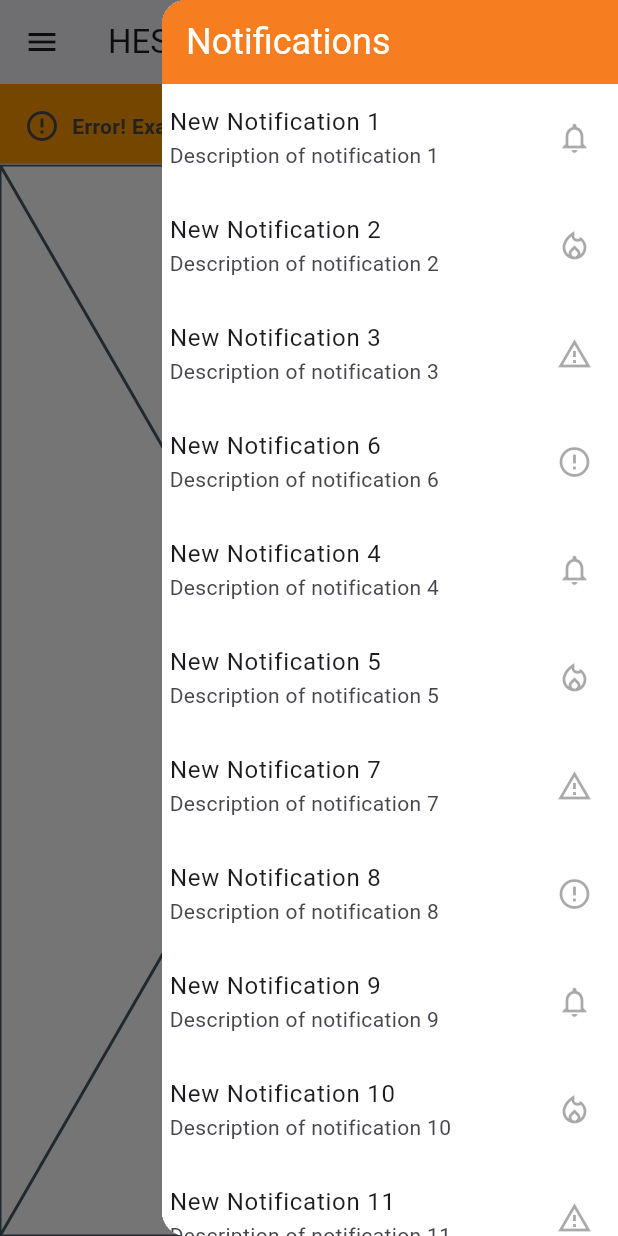
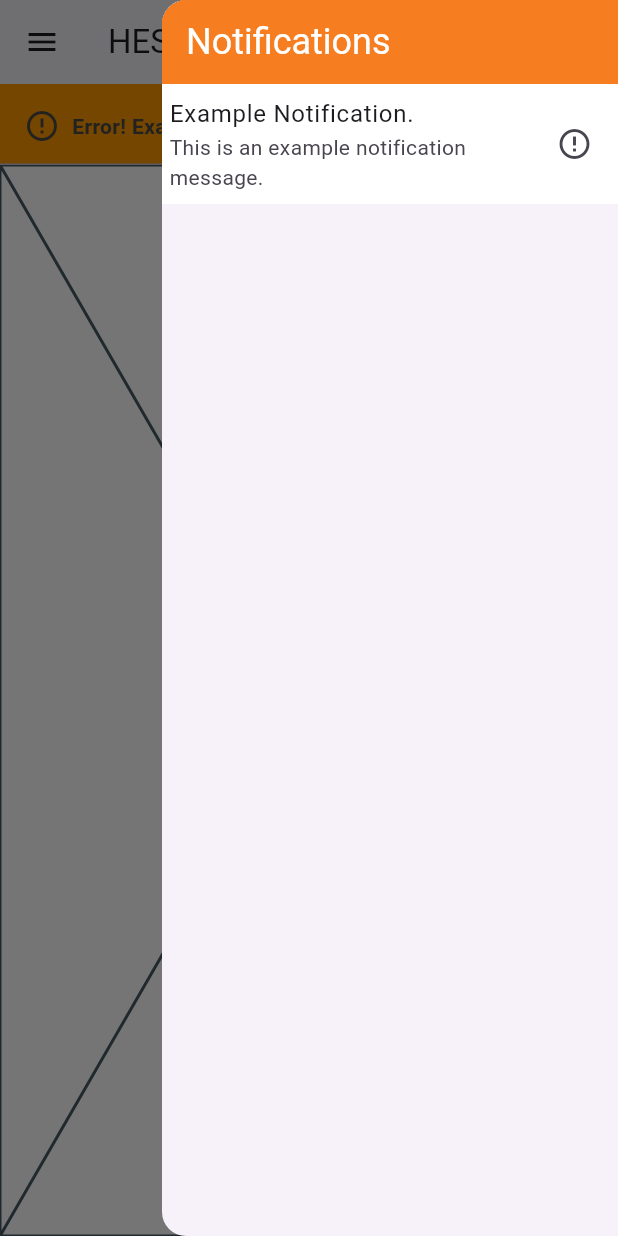
Before and after one commit to easv4sem/flutter_hestia, a Flutter app: the LandingPage screen opened by its route, after a tap on the "warning" icon, after a tap on "HESTIA", after a tap on the "notifications" icon, on a phone screen of 412 x 824 dp. Run offline on Flutter 3.47's test engine with Material 3 defaults, Android fonts, the phone set to English and light mode, and no system bars; our stand-ins replace go_router.

Commit message:
Enhance notification management by separating unread notifications; update AppNotificationItem to notify listeners on read status change; modify MainAppBarWidget and NotificationsDrawer to reflect unread notification count and display.

```diff
--- a/lib/models/app_notification.dart
+++ b/lib/models/app_notification.dart
@@ -8,32 +8,43 @@ import 'package:hestia/models/app_notification_item.dart';
 class AppNotification extends ChangeNotifier {
 
   final List<AppNotificationItem> _notifications = [];
+  final List<AppNotificationItem> _unreadNotifications = [];
 
   /// Getter to retrieve the list of notifications
   List<AppNotificationItem> get notifications => _notifications;
-
-  /// Getter to retrieve a list of unread notifications
-  List <AppNotificationItem> get unreadNotifications =>
-      _notifications.where((notification) => !notification.isRead).toList();
-
-  /// Getter to retrieve a count of unread notifications
-  int get unreadCount => unreadNotifications.length;
+  List <AppNotificationItem> get unreadNotifications => _unreadNotifications;
 
   /// Adds a new notification to the list
    void addNotification(AppNotificationItem appNotification) {
     _notifications.add(appNotification);
+    if (!appNotification.isRead) {
+      _unreadNotifications.add(appNotification);
+    }
     notifyListeners();
   }
 
   /// Removes a notification from the list
   void removeNotification(AppNotificationItem appNotification) {
     _notifications.remove(appNotification);
+    _unreadNotifications.remove(appNotification);
+    notifyListeners();
+  }
+
+  void markAsRead(AppNotificationItem appNotification) {
+    appNotification.isRead = true;
+    AppNotificationItem item = appNotification;
+
+    _notifications.remove(appNotification);
+    _notifications.add(item);
+
+    _unreadNotifications.remove(appNotification);
     notifyListeners();
   }
 
   /// Clears all notifications from the list
   void clearNotifications() {
     _notifications.clear();
+    _unreadNotifications.clear();
     notifyListeners();
   }
 }
--- a/lib/models/app_notification_item.dart
+++ b/lib/models/app_notification_item.dart
@@ -1,10 +1,11 @@
+import 'package:flutter/foundation.dart';
 import 'package:hestia/models/enum_app_notification_type.dart';
 
-class AppNotificationItem {
+class AppNotificationItem extends ChangeNotifier {
   final String title;
   final String subtitle;
   final EnumAppNotificationType type;
-  final bool isRead;
+  bool isRead;
 
   AppNotificationItem({
     required this.title,
@@ -13,4 +14,9 @@ class AppNotificationItem {
     this.isRead = false,
   });
 
+  set read(bool value) {
+    isRead = value;
+    notifyListeners();
+  }
+
 }
--- a/lib/presentation/widgets/app_bar_widget.dart
+++ b/lib/presentation/widgets/app_bar_widget.dart
@@ -59,14 +59,14 @@ class MainAppBarWidget extends StatelessWidget implements PreferredSizeWidget {
               },
               tooltip: "Notifications",
             ),
-            if (notifications.notifications.isNotEmpty)
+            if (notifications.unreadNotifications.isNotEmpty)
               Positioned(
                 right: 0,
                 child: CircleAvatar(
                   radius: 10,
                   backgroundColor: AppColors.primaryColor,
                   child: Text(
-                    notifications.notifications.length.toString(),
+                    notifications.unreadNotifications.length.toString(),
                     style: const TextStyle(color: Colors.white),
                   ),
                 ),
--- a/lib/presentation/widgets/notifications_drawer.dart
+++ b/lib/presentation/widgets/notifications_drawer.dart
@@ -1,8 +1,11 @@
 import 'package:flutter/material.dart';
+import 'package:hestia/models/app_notification.dart';
+import 'package:hestia/models/enum_app_notification_type.dart';
 import 'package:hestia/theme/colors.dart';
 import 'package:hestia/theme/icons.dart';
 import 'package:hestia/presentation/widgets/notification_tile.dart';
 import 'package:hestia/presentation/widgets/styled_drawer.dart';
+import 'package:provider/provider.dart';
 
 class NotificationsDrawer extends StatefulWidget {
   const NotificationsDrawer({super.key});
@@ -12,62 +15,63 @@ class NotificationsDrawer extends StatefulWidget {
 }
 
 class _NotificationsDrawerState extends State<NotificationsDrawer> {
-  List<Map<String, dynamic>> notifications = [];
-
   // Simulate fetching notifications
-  Future<void> _fetchNotifications() async {
-    await Future.delayed(const Duration(seconds: 0)); // Simulating delay
-
-    setState(() {
-      notifications = [
-        {'title': 'New Notification 1', 'subtitle': 'Description of notification 1', 'icon': AppIcons.notificationBell, 'tileColor': AppColors.info},
-        {'title': 'New Notification 2', 'subtitle': 'Description of notification 2', 'icon': AppIcons.fire, 'tileColor': AppColors.fire},
-        {'title': 'New Notification 3', 'subtitle': 'Description of notification 3', 'icon': AppIcons.warning, 'tileColor': AppColors.warning},
-        {'title': 'New Notification 6', 'subtitle': 'Description of notification 6', 'icon': AppIcons.error, 'tileColor': AppColors.error},
-        {'title': 'New Notification 4', 'subtitle': 'Description of notification 4', 'icon': AppIcons.notificationBell, 'tileColor': AppColors.info},
-        {'title': 'New Notification 5', 'subtitle': 'Description of notification 5', 'icon': AppIcons.fire, 'tileColor': AppColors.fire},
-        {'title': 'New Notification 7', 'subtitle': 'Description of notification 7', 'icon': AppIcons.warning, 'tileColor': AppColors.warning},
-        {'title': 'New Notification 8', 'subtitle': 'Description of notification 8', 'icon': AppIcons.error, 'tileColor': AppColors.error},
-        {'title': 'New Notification 9', 'subtitle': 'Description of notification 9', 'icon': AppIcons.notificationBell, 'tileColor': AppColors.info},
-        {'title': 'New Notification 10', 'subtitle': 'Description of notification 10', 'icon': AppIcons.fire, 'tileColor': AppColors.fire},
-        {'title': 'New Notification 11', 'subtitle': 'Description of notification 11', 'icon': AppIcons.warning, 'tileColor': AppColors.warning},
-        {'title': 'New Notification 12', 'subtitle': 'Description of notification 12', 'icon': AppIcons.error, 'tileColor': AppColors.error},
-        {'title': 'New Notification 13', 'subtitle': 'Description of notification 13', 'icon': AppIcons.notificationBell, 'tileColor': AppColors.info},
-        {'title': 'New Notification 14', 'subtitle': 'Description of notification 14', 'icon': AppIcons.fire, 'tileColor': AppColors.fire},
-        {'title': 'New Notification 15', 'subtitle': 'Description of notification 15', 'icon': AppIcons.warning, 'tileColor': AppColors.warning},
-        {'title': 'New Notification 16', 'subtitle': 'Description of notification 16', 'icon': AppIcons.error, 'tileColor': AppColors.error},
-        {'title': 'New Notification 17', 'subtitle': 'Description of notification 17', 'icon': AppIcons.notificationBell, 'tileColor': AppColors.info},
-        {'title': 'New Notification 18', 'subtitle': 'Description of notification 18', 'icon': AppIcons.fire, 'tileColor': AppColors.fire},
-        {'title': 'New Notification 19', 'subtitle': 'Description of notification 19', 'icon': AppIcons.warning, 'tileColor': AppColors.warning},
-        {'title': 'New Notification 20', 'subtitle': 'Description of notification 20', 'icon': AppIcons.error, 'tileColor': AppColors.error},
-        ];
-    });
-  }
 
   @override
   void initState() {
     super.initState();
-    _fetchNotifications();
   }
 
   @override
   Widget build(BuildContext context) {
+    final notifications = context.watch<AppNotification>();
+
     return StyledDrawer(
+
       header: const Text(
         'Notifications',
         style: TextStyle(color: Colors.white, fontSize: 24),
       ),
-      children: List.generate(notifications.length, (index) {
-        // Alternate tile colors based on the index dynamically
-        //Color tileColor = (index % 2 == 0) ? AppColors.backgroundColor : AppColors.accentColor;
+      children: List.generate(notifications.unreadNotifications.length, (index) {
+        final item = notifications.unreadNotifications[index];
+
+        if (item.isRead) {
+          return const SizedBox.shrink(); // Skip read notifications
+        }
 
         return NotificationTile(
-          title: notifications[index]['title'],
-          subtitle: notifications[index]['subtitle'],
-          icon: notifications[index]['icon'],
+          title: item.title,
+          subtitle: item.subtitle,
+          icon: getNotificationIcon(item.type),
           tileColor: AppColors.backgroundColor, // Assigning color dynamically
+          onPressed: () {
+            notifications.markAsRead(item);
+            item.isRead = true;
+            debugPrint(
+              'Notification removed: ${item.title} : ${item.isRead}',
+            );
+          },
         );
       }),
     );
   }
+
+  IconData getNotificationIcon(EnumAppNotificationType type) {
+    switch (type) {
+      case EnumAppNotificationType.error:
+        return AppIcons.error;
+      case EnumAppNotificationType.warning:
+        return AppIcons.warning;
+      case EnumAppNotificationType.info:
+        return AppIcons.info;
+      case EnumAppNotificationType.success:
+        return AppIcons.success;
+      case EnumAppNotificationType.fire:
+        return AppIcons.fire;
+      case EnumAppNotificationType.offline:
+        return AppIcons.offline;
+      default:
+        return AppIcons.notificationBell;
+    }
+  }
 }
```
